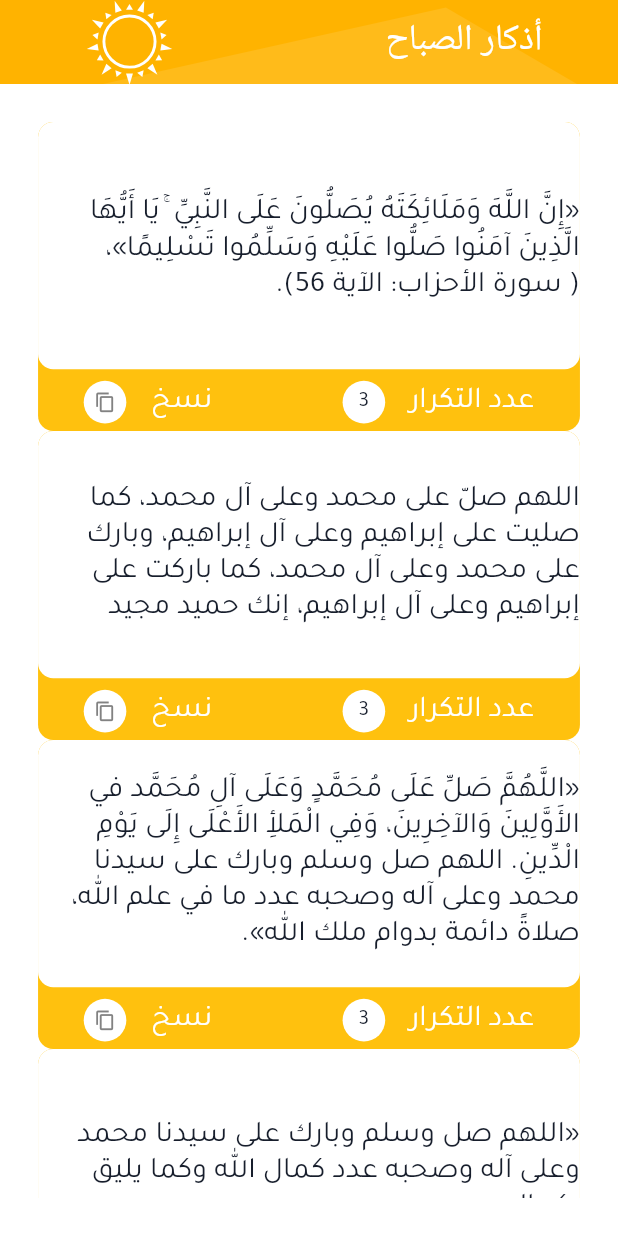
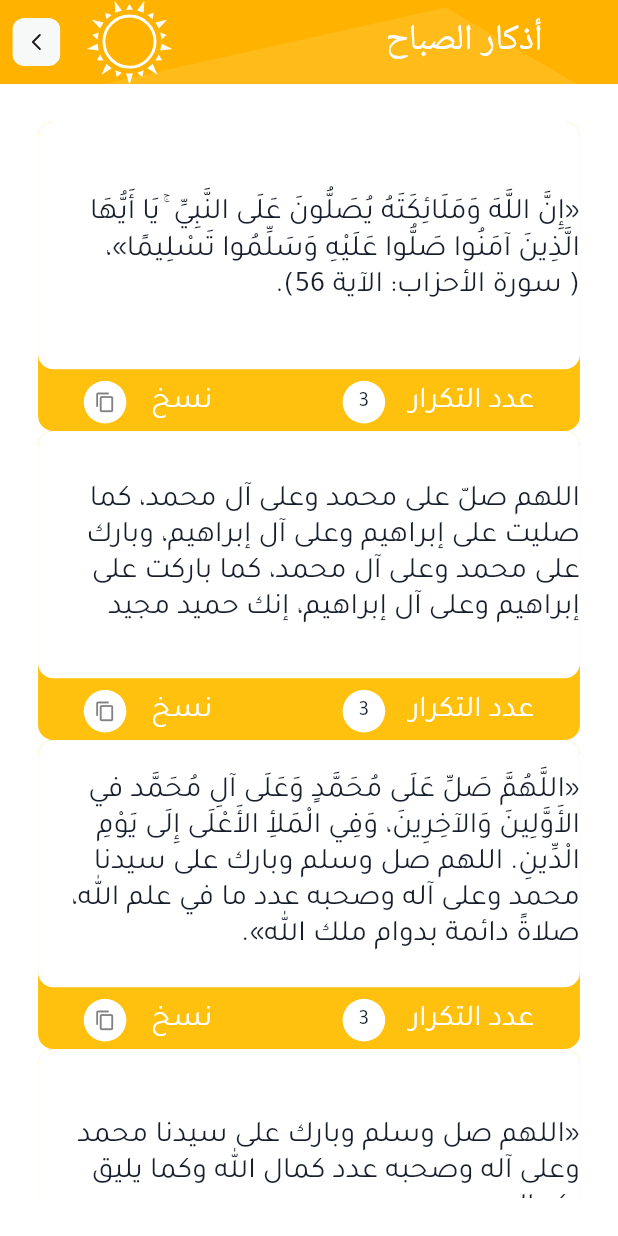
Before and after one commit to Mohammedomargallya39/besmkallahom, a Flutter app: the AzkarWidget screen opened directly, after a tap on an icon or button, on a phone screen of 412 x 824 dp. Run offline on Flutter 3.47's test engine with Material 2 defaults, Android fonts, the phone set to English and light mode, and no system bars; our stand-ins replace bloc, connectivity_plus, custom_navigation_bar, dartz, dio, equatable and 6 more; missing offline and left inert: flutter_share; accounts and stored records are empty; project files that could hold a hidden picture were left out.

Commit message:
fix_azkar_issue

```diff
--- a/lib/core/util/widgets/default_app_bar.dart
+++ b/lib/core/util/widgets/default_app_bar.dart
@@ -1,4 +1,5 @@
 import 'package:besmkallahom/core/util/resources/assets.gen.dart';
+import 'package:besmkallahom/core/util/resources/extensions_manager.dart';
 import 'package:flutter/material.dart';
 import 'package:flutter_svg/flutter_svg.dart';
 
@@ -6,9 +7,25 @@ PreferredSizeWidget defaultAppBar({required BuildContext context,required String
   return AppBar(
     automaticallyImplyLeading: false,
     title: Stack(
+      alignment: AlignmentDirectional.centerStart,
       children: [
-
-        SvgPicture.asset(appBarBackground),
+        SizedBox(
+          width: double.infinity,
+          child: SvgPicture.asset(
+              appBarBackground,
+          ),
+        ),
+        Padding(
+          padding: EdgeInsets.only(left: 2.w),
+          child: InkWell(
+            onTap: (){
+              Navigator.pop(context);
+            },
+            child: SvgPicture.asset(
+              Assets.images.svg.arrowBack,
+            ),
+          ),
+        ),
       ],
     ),
   );
--- a/lib/features/home/presentation/screens/azkar/azkar_view_screen.dart
+++ b/lib/features/home/presentation/screens/azkar/azkar_view_screen.dart
@@ -7,9 +7,6 @@ class AzkarViewScreen extends StatelessWidget {
 
   @override
   Widget build(BuildContext context) {
-
-
-
     return AzkarViewWidget(azkarIndex: azkarIndex,);
   }
 }
--- a/lib/features/home/presentation/screens/azkar/azkar_widget.dart
+++ b/lib/features/home/presentation/screens/azkar/azkar_widget.dart
@@ -28,9 +28,11 @@ class AzkarWidget extends StatelessWidget {
           padding: designApp,
           child: Column(
             children: [
-              const DefaultText(
+              DefaultText(
                 title: AppString.azkar,
-                style: Style.headMedium,
+                style: Style.medium,
+                fontWeight: FontWeight.w600,
+                fontSize: 25.rSp,
               ),
               verticalSpace(8.h),
               Expanded(
--- a/lib/features/home/presentation/screens/tasbeeh/tasbeeh_screen.dart
+++ b/lib/features/home/presentation/screens/tasbeeh/tasbeeh_screen.dart
@@ -7,6 +7,6 @@ class TasbeehScreen extends StatelessWidget {
   @override
   Widget build(BuildContext context) {
 
-    return TasbeehWidget();
+    return const TasbeehWidget();
   }
 }
--- a/lib/features/home/presentation/widgets/azkar_view_build_item.dart
+++ b/lib/features/home/presentation/widgets/azkar_view_build_item.dart
@@ -39,6 +39,11 @@ class AzkarViewBuildItem extends StatelessWidget {
                   InkWell(
                     onTap: () async{
                       Clipboard.setData(ClipboardData(text: azkar));
+                      designToastDialog(
+                          context: context,
+                          toast: TOAST.info,
+                          text: 'Text copied',
+                      );
                     },
                     child: Row(
                       children: [
```
Also changed, not shown: lib/features/home/presentation/screens/home/home_widget.dart (+12 -0 lines), pubspec.lock.
